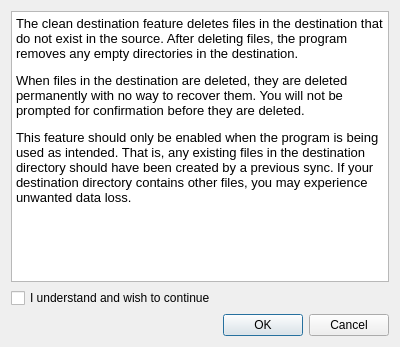
Before: the Qt Designer form src/ui/clean_dest_warning.ui in complexlogic/EasyAudioSync, drawn with Qt 5.
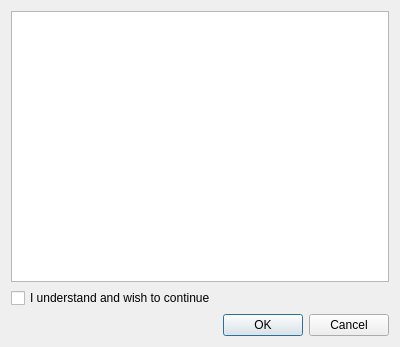
After: the same form once the commit is applied.

Patch:
```diff
--- a/src/ui/clean_dest_warning.ui
+++ b/src/ui/clean_dest_warning.ui
@@ -17,13 +17,7 @@
    <item>
     <widget class="QTextBrowser" name="textBrowser">
      <property name="html">
-      <string>&lt;!DOCTYPE HTML PUBLIC &quot;-//W3C//DTD HTML 4.0//EN&quot; &quot;http://www.w3.org/TR/REC-html40/strict.dtd&quot;&gt;
-&lt;html&gt;&lt;head&gt;&lt;meta name=&quot;qrichtext&quot; content=&quot;1&quot; /&gt;&lt;style type=&quot;text/css&quot;&gt;
-p, li { white-space: pre-wrap; }
-&lt;/style&gt;&lt;/head&gt;&lt;body style=&quot; font-family:'Noto Sans'; font-size:10pt; font-weight:400; font-style:normal;&quot;&gt;
-&lt;p style=&quot; margin-top:12px; margin-bottom:12px; margin-left:0px; margin-right:0px; -qt-block-indent:0; text-indent:0px;&quot;&gt;The clean destination feature deletes files in the destination that do not exist in the source. After deleting files, the program removes any empty directories in the destination. &lt;/p&gt;
-&lt;p style=&quot; margin-top:12px; margin-bottom:12px; margin-left:0px; margin-right:0px; -qt-block-indent:0; text-indent:0px;&quot;&gt;When files in the destination are deleted, they are deleted permanently with no way to recover them. You will not be prompted for confirmation before they are deleted.&lt;/p&gt;
-&lt;p style=&quot; margin-top:12px; margin-bottom:12px; margin-left:0px; margin-right:0px; -qt-block-indent:0; text-indent:0px;&quot;&gt;This feature should only be enabled when the program is being used as intended. That is, any existing files in the destination directory should have been created by a previous sync. If your destination directory contains other files, you may experience unwanted data loss.&lt;/p&gt;&lt;/body&gt;&lt;/html&gt;</string>
+      <string></string>
      </property>
     </widget>
    </item>
```
